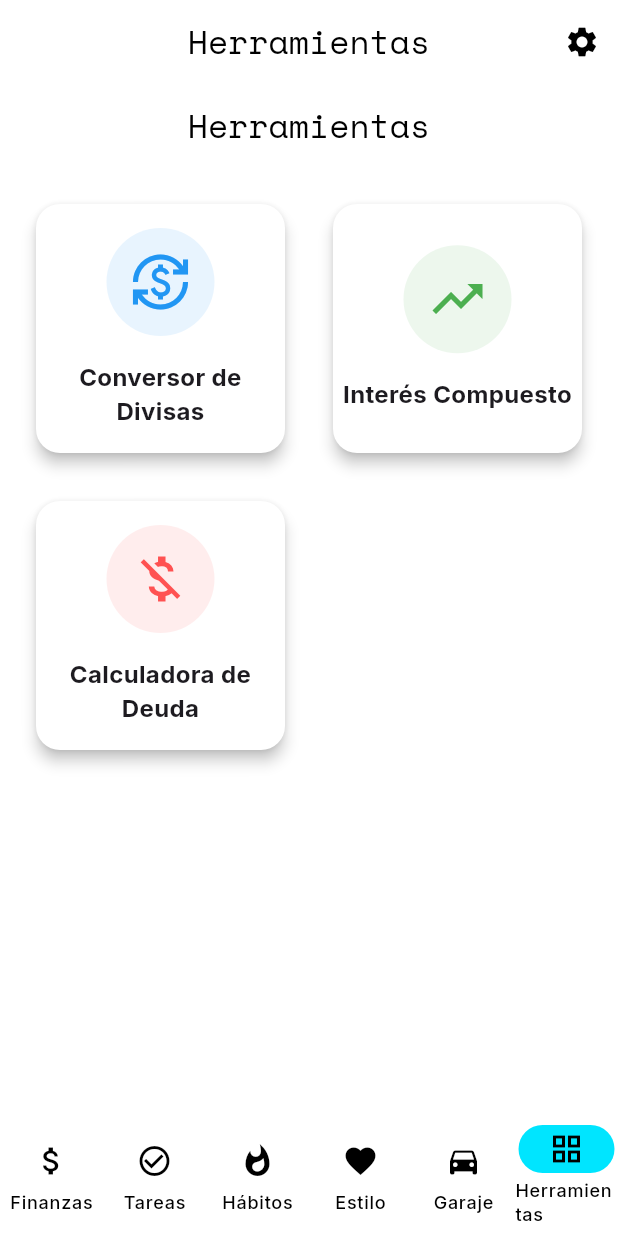
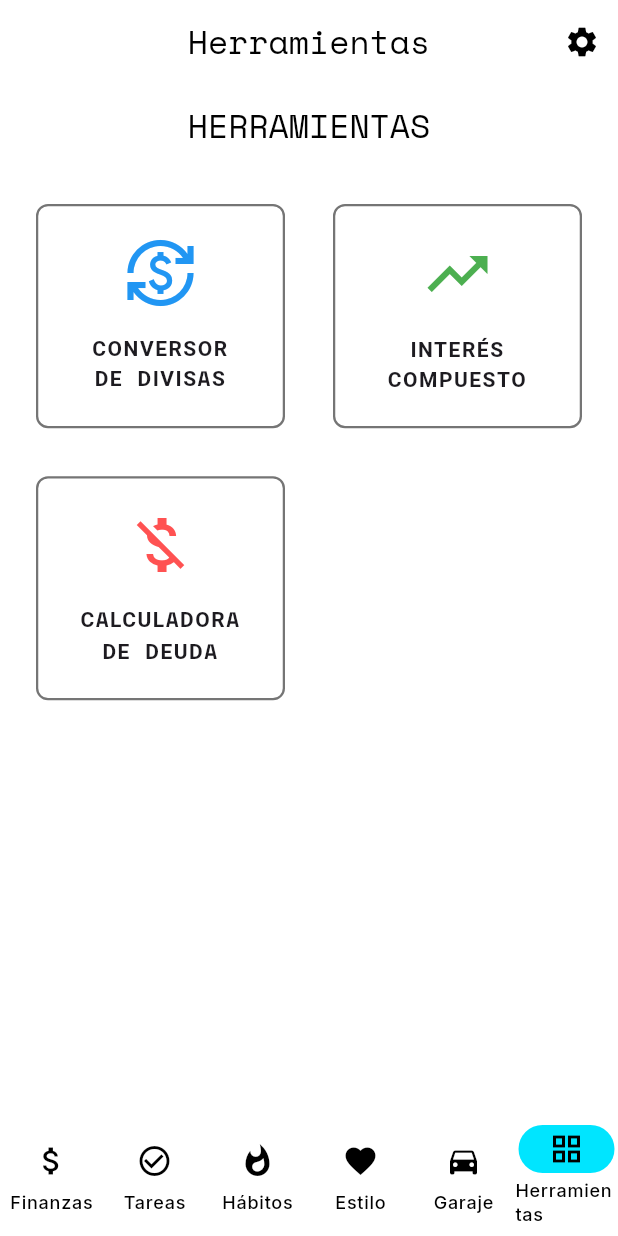
Before and after one commit to Juan-Zuniga-Codoceo/project_cato, a Flutter app: the screen it shows after launch, item 6 of the bottom bar chosen, on a phone screen of 412 x 824 dp. Run offline on Flutter 3.47's test engine with Material 3 defaults, Android fonts, the phone set to English and light mode, and no system bars; our stand-ins replace file_picker, fl_chart, flutter_local_notifications, flutter_timezone, google_fonts, hive and 6 more; accounts and stored records are empty.

Commit message:
Mejorado botones calculadores

```diff
--- a/lib/src/core/theme/app_theme.dart
+++ b/lib/src/core/theme/app_theme.dart
@@ -32,6 +32,28 @@ class AppTheme {
         ),
         margin: const EdgeInsets.all(8),
       ),
+      elevatedButtonTheme: ElevatedButtonThemeData(
+        style: ElevatedButton.styleFrom(
+          backgroundColor: Colors.black,
+          foregroundColor: Colors.white,
+          elevation: 0,
+          padding: const EdgeInsets.symmetric(horizontal: 24, vertical: 16),
+          shape: RoundedRectangleBorder(borderRadius: BorderRadius.circular(6)),
+          textStyle: GoogleFonts.spaceMono(
+            fontWeight: FontWeight.bold,
+            fontSize: 16,
+          ),
+        ),
+      ),
+      outlinedButtonTheme: OutlinedButtonThemeData(
+        style: OutlinedButton.styleFrom(
+          foregroundColor: Colors.black,
+          padding: const EdgeInsets.symmetric(horizontal: 24, vertical: 16),
+          shape: RoundedRectangleBorder(borderRadius: BorderRadius.circular(6)),
+          side: const BorderSide(width: 2, color: Colors.black),
+          textStyle: GoogleFonts.spaceMono(fontWeight: FontWeight.bold),
+        ),
+      ),
       inputDecorationTheme: _buildInputDecorationTheme(Colors.grey.shade100),
       appBarTheme: const AppBarTheme(
         backgroundColor: Colors.white,
@@ -64,6 +86,28 @@ class AppTheme {
           side: const BorderSide(color: Colors.white24, width: 1),
         ),
         margin: const EdgeInsets.all(8),
+      ),
+      elevatedButtonTheme: ElevatedButtonThemeData(
+        style: ElevatedButton.styleFrom(
+          backgroundColor: primary,
+          foregroundColor: Colors.black,
+          elevation: 0,
+          padding: const EdgeInsets.symmetric(horizontal: 24, vertical: 16),
+          shape: RoundedRectangleBorder(borderRadius: BorderRadius.circular(6)),
+          textStyle: GoogleFonts.spaceMono(
+            fontWeight: FontWeight.bold,
+            fontSize: 16,
+          ),
+        ),
+      ),
+      outlinedButtonTheme: OutlinedButtonThemeData(
+        style: OutlinedButton.styleFrom(
+          foregroundColor: primary,
+          padding: const EdgeInsets.symmetric(horizontal: 24, vertical: 16),
+          shape: RoundedRectangleBorder(borderRadius: BorderRadius.circular(6)),
+          side: const BorderSide(width: 2, color: primary),
+          textStyle: GoogleFonts.spaceMono(fontWeight: FontWeight.bold),
+        ),
       ),
       inputDecorationTheme: _buildInputDecorationTheme(surface),
       appBarTheme: const AppBarTheme(
--- a/lib/src/features/tools/presentation/screens/tools_screen.dart
+++ b/lib/src/features/tools/presentation/screens/tools_screen.dart
@@ -9,15 +9,16 @@ class ToolsScreen extends StatelessWidget {
   @override
   Widget build(BuildContext context) {
     return Scaffold(
-      appBar: AppBar(title: const Text('Herramientas')),
+      appBar: AppBar(title: const Text('HERRAMIENTAS')),
       body: GridView.count(
         crossAxisCount: 2,
         padding: const EdgeInsets.all(16),
         mainAxisSpacing: 16,
         crossAxisSpacing: 16,
+        childAspectRatio: 1.1, // Adjusted for better proportions
         children: [
           _ToolCard(
-            title: 'Conversor de Divisas',
+            title: 'CONVERSOR\nDE DIVISAS',
             icon: Icons.currency_exchange,
             color: Colors.blue,
             onTap: () => Navigator.push(
@@ -28,7 +29,7 @@ class ToolsScreen extends StatelessWidget {
             ),
           ),
           _ToolCard(
-            title: 'Interés Compuesto',
+            title: 'INTERÉS\nCOMPUESTO',
             icon: Icons.trending_up,
             color: Colors.green,
             onTap: () => Navigator.push(
@@ -39,7 +40,7 @@ class ToolsScreen extends StatelessWidget {
             ),
           ),
           _ToolCard(
-            title: 'Calculadora de Deuda',
+            title: 'CALCULADORA\nDE DEUDA',
             icon: Icons.money_off,
             color: Colors.redAccent,
             onTap: () => Navigator.push(
@@ -68,30 +69,32 @@ class _ToolCard extends StatelessWidget {
 
   @override
   Widget build(BuildContext context) {
+    final theme = Theme.of(context);
+
     return Card(
-      elevation: 4,
-      shape: RoundedRectangleBorder(borderRadius: BorderRadius.circular(16)),
+      // Inherits AppTheme CardTheme (Flat, bordered)
       child: InkWell(
         onTap: onTap,
-        borderRadius: BorderRadius.circular(16),
+        borderRadius: BorderRadius.circular(8),
+        child: Padding(
+          padding: const EdgeInsets.all(16),
           child: Column(
             mainAxisAlignment: MainAxisAlignment.center,
             children: [
-            Container(
-              padding: const EdgeInsets.all(16),
-              decoration: BoxDecoration(
-                color: color.withOpacity(0.1),
-                shape: BoxShape.circle,
-              ),
-              child: Icon(icon, size: 40, color: color),
-            ),
+              // Clean Icon without circle background
+              Icon(icon, size: 48, color: color),
               const SizedBox(height: 16),
               Text(
                 title,
                 textAlign: TextAlign.center,
-              style: const TextStyle(fontSize: 16, fontWeight: FontWeight.bold),
+                style: theme.textTheme.titleSmall?.copyWith(
+                  fontFamily: 'SpaceMono', // Technical font
+                  fontWeight: FontWeight.bold,
+                  letterSpacing: 1.0,
+                ),
               ),
             ],
+          ),
         ),
       ),
     );
```
Also changed, not shown: lib/src/features/tools/presentation/screens/compound_interest_screen.dart (+36 -50 lines), lib/src/features/tools/presentation/screens/currency_converter_screen.dart (+21 -27 lines), lib/src/features/tools/presentation/screens/debt_payoff_screen.dart (+35 -55 lines). Lines whose indentation alone changed are shown as unchanged.
